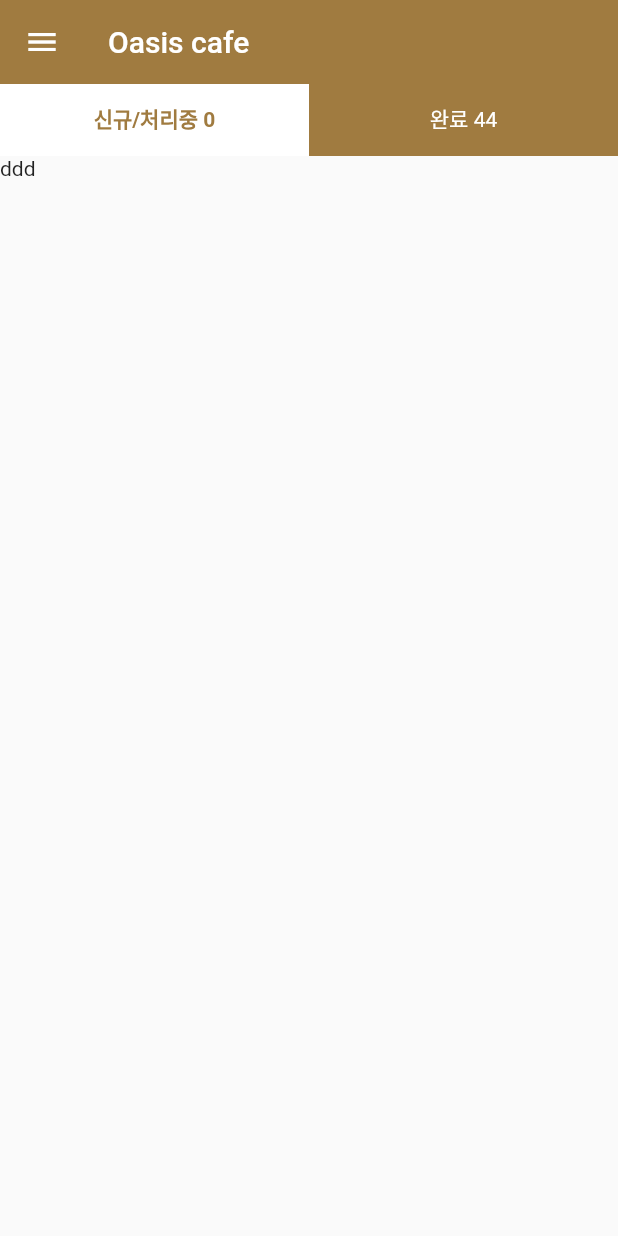
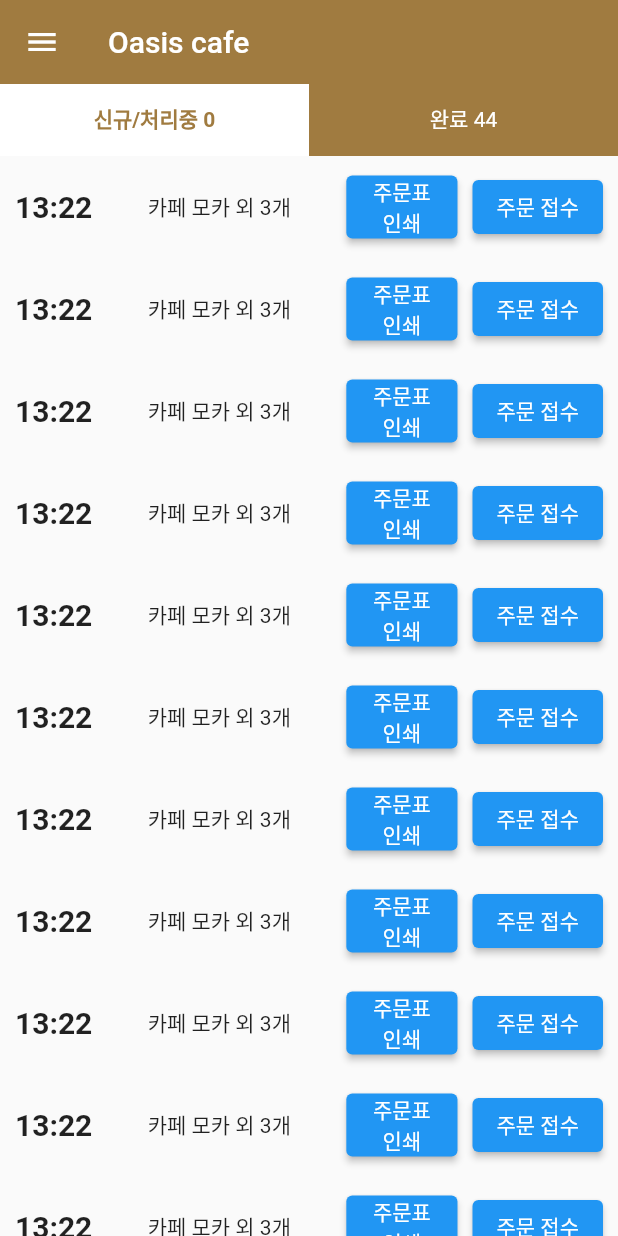
Before and after one commit to NalaJang/oasis_cafe_app_store, a Flutter app: the Home screen opened directly, on a phone screen of 412 x 824 dp. Run offline on Flutter 3.47's test engine with Material 2 defaults, Android fonts, the phone set to English and light mode, and no system bars; our stand-ins replace cloud_firestore, firebase_auth, firebase_core, modal_progress_hud_nsn; accounts and stored records are empty; generated files the repository leaves out were written again.

Commit message:
Add:home-주문 목록 UI 예시

```diff
--- a/lib/screens/home.dart
+++ b/lib/screens/home.dart
@@ -18,7 +18,6 @@ class _HomeState extends State<Home> {
       length: tabBarLength,
       child: Scaffold(
         appBar: AppBar(
-          // automaticallyImplyLeading: false,
           backgroundColor: Palette.backgroundColor1,
           elevation: 0.0,
           title: Text('Oasis cafe'),
@@ -45,7 +44,71 @@ class _HomeState extends State<Home> {
 
         drawer: myDrawer(),
 
-        body: Text('ddd'),
+        body: TabBarView(
+          children: [
+            ListView.builder(
+              itemBuilder: (context, index) {
+                return Padding(
+                  padding: const EdgeInsets.all(10.0),
+                  child: Row(
+                    mainAxisAlignment: MainAxisAlignment.spaceBetween,
+                    children: [
+                      Text(
+                        '13:22',
+                        style: TextStyle(
+                          fontSize: 20.0,
+                          fontWeight: FontWeight.bold
+                        ),
+                      ),
+
+                      Text('카페 모카 외 3개'),
+
+                      Row(
+                        children: [
+                          ElevatedButton(
+                            onPressed: (){},
+                            child: Text(
+                              '주문표 \n인쇄',
+                              textAlign: TextAlign.center,
+                            )
+                          ),
+
+                          SizedBox(width: 10,),
+
+                          ElevatedButton(
+                            onPressed: (){},
+                            child: Text(
+                                '주문 접수'
+                            )
+                          )
+                        ],
+                      ),
+
+
+                    ],
+                  ),
+                );
+              }
+            ),
+
+            ListView.builder(
+                itemBuilder: (context, index) {
+                  return Row(
+                    children: [
+                      Text('시간'),
+                      Text('주문 내역'),
+                      ElevatedButton(
+                          onPressed: (){},
+                          child: Text(
+                              '주문 접수'
+                          )
+                      )
+                    ],
+                  );
+                }
+            )
+          ],
+        ),
       ),
     );
   }
```
